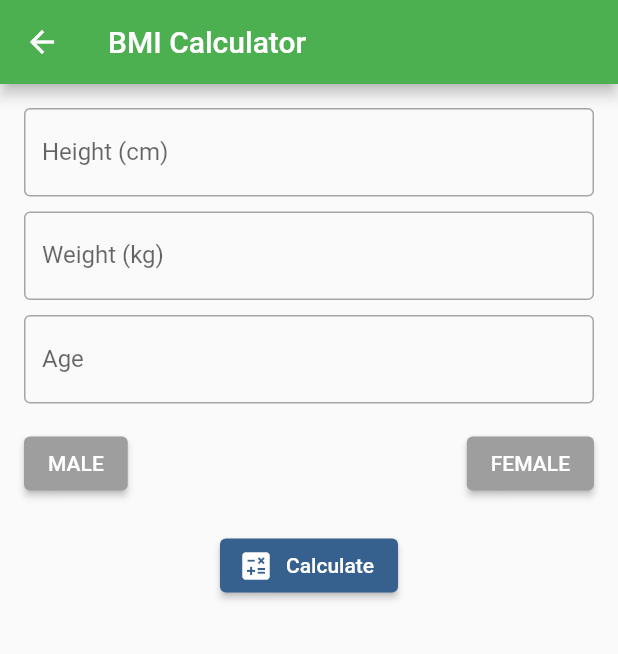
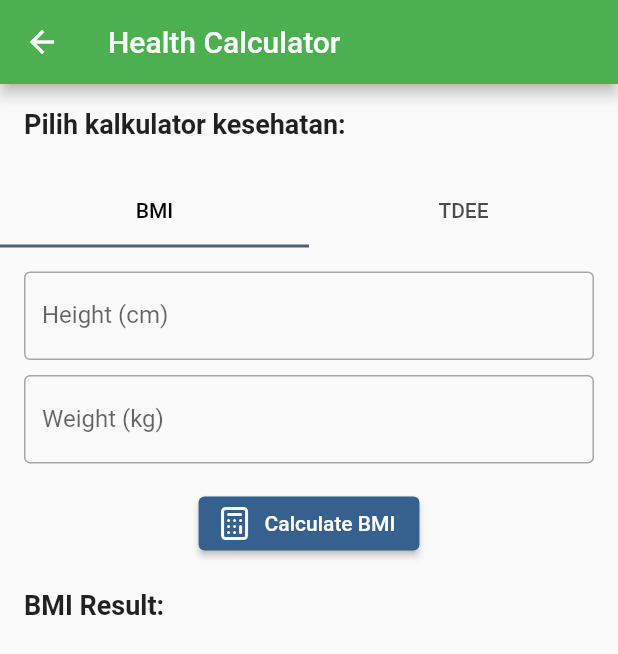
Before and after one commit to myuda21/bettereats_mobile, a Flutter app: the CalculatorScreen screen opened by its route, on a phone screen of 412 x 824 dp. Shown: the top 654 px of the screen. Run offline on Flutter 3.47's test engine with Material 3 defaults, Android fonts, the light colour scheme and no system bars; our stand-ins replace get, lucide_icons.

Commit message:
feat: fix calculator screen

```diff
--- a/lib/module/calculator/calculator_controller.dart
+++ b/lib/module/calculator/calculator_controller.dart
@@ -1,11 +1,20 @@
 import 'package:flutter/material.dart';
+import 'package:get/get.dart';
+
+import 'package:flutter/material.dart';
+import 'package:get/get.dart';
+
 import 'package:get/get.dart';
 
 class CalculatorController extends GetxController {
   var height = ''.obs;
   var weight = ''.obs;
   var age = ''.obs;
-  var gender = ''.obs;
+  var gender = 'Male'.obs;
+  var activityLevel = '1.2'.obs;
+
+  var bmiResult = ''.obs;
+  var tdeeResult = ''.obs;
 
   void calculateBMI() {
     double h = double.tryParse(height.value) ?? 0;
@@ -13,9 +22,31 @@ class CalculatorController extends GetxController {
 
     if (h > 0 && w > 0) {
       double bmi = w / ((h / 100) * (h / 100));
-      print("BMI: ${bmi.toStringAsFixed(2)}");
+      bmiResult.value = bmi.toStringAsFixed(2);
     } else {
-      print("Please enter valid height and weight");
+      bmiResult.value = "Invalid input";
+    }
+  }
+
+  void calculateTDEE() {
+    double w = double.tryParse(weight.value) ?? 0;
+    double h = double.tryParse(height.value) ?? 0;
+    int a = int.tryParse(age.value) ?? 0;
+    double activity = double.tryParse(activityLevel.value) ?? 1.2;
+
+    if (w > 0 && h > 0 && a > 0) {
+      double bmr;
+
+      if (gender.value == 'Male') {
+        bmr = 88.36 + (13.4 * w) + (4.8 * h) - (5.7 * a);
+      } else {
+        bmr = 447.6 + (9.2 * w) + (3.1 * h) - (4.3 * a);
+      }
+
+      double tdee = bmr * activity;
+      tdeeResult.value = tdee.toStringAsFixed(2);
+    } else {
+      tdeeResult.value = "Invalid input";
     }
   }
 }
--- a/lib/module/calculator/calculator_screen.dart
+++ b/lib/module/calculator/calculator_screen.dart
@@ -1,76 +1,53 @@
 import 'package:bettereats_mobile/module/calculator/calculator_controller.dart';
+import 'package:bettereats_mobile/module/calculator/widget/bmi_calculator.dart';
+import 'package:bettereats_mobile/module/calculator/widget/tdee_calculator.dart';
 import 'package:flutter/material.dart';
 import 'package:get/get.dart';
-import 'package:get/get_state_manager/src/simple/get_view.dart';
 
 class CalculatorScreen extends GetView<CalculatorController> {
   const CalculatorScreen({super.key});
 
   @override
   Widget build(BuildContext context) {
-    return Scaffold(
-      appBar: AppBar(title: const Text("BMI Calculator"), backgroundColor: Colors.green,),
-      body: Padding(
-        padding: const EdgeInsets.all(16.0),
-        child: Column(
+    return DefaultTabController(
+      length: 2,
+      child: Scaffold(
+        appBar: AppBar(
+          title: const Text("Health Calculator"),
+          backgroundColor: Colors.green,
+        ),
+        body: Column(
           crossAxisAlignment: CrossAxisAlignment.start,
           children: [
-            TextField(
-              decoration: InputDecoration(
-                labelText: "Height (cm)",
-                border: OutlineInputBorder(),
+            // 🟢 Tambahkan elemen sebelum TabBar
+            Padding(
+              padding: const EdgeInsets.all(16.0),
+              child: Column(
+                crossAxisAlignment: CrossAxisAlignment.start,
+                children: [
+                  const Text(
+                    "Pilih kalkulator kesehatan:",
+                    style: TextStyle(fontSize: 18, fontWeight: FontWeight.bold),
+                  ),
+                  const SizedBox(height: 8),
+                ],
               ),
-              keyboardType: TextInputType.number,
-              onChanged: (value) => controller.height.value = value,
             ),
-            const SizedBox(height: 10),
-            TextField(
-              decoration: InputDecoration(
-                labelText: "Weight (kg)",
-                border: OutlineInputBorder(),
-              ),
-              keyboardType: TextInputType.number,
-              onChanged: (value) => controller.weight.value = value,
+
+            const TabBar(
+              labelColor: Colors.black,
+              tabs: [
+                Tab(text: "BMI", ),
+                Tab(text: "TDEE"),
+              ],
             ),
-            const SizedBox(height: 10),
-            TextField(
-              decoration: InputDecoration(
-                labelText: "Age",
-                border: OutlineInputBorder(),
-              ),
-              keyboardType: TextInputType.number,
-              onChanged: (value) => controller.age.value = value,
-            ),
-            const SizedBox(height: 16),
-            Obx(() => Row(
-              mainAxisAlignment: MainAxisAlignment.spaceBetween,
-              children: [
-                ElevatedButton(
-                  onPressed: () => controller.gender.value = 'Male',
-                  style: ElevatedButton.styleFrom(
-                    backgroundColor: controller.gender.value == 'Male'
-                        ? Colors.green
-                        : Colors.grey,
-                  ),
-                  child: const Text("MALE"),
-                ),
-                ElevatedButton(
-                  onPressed: () => controller.gender.value = 'Female',
-                  style: ElevatedButton.styleFrom(
-                    backgroundColor: controller.gender.value == 'Female'
-                        ? Colors.green
-                        : Colors.grey,
-                  ),
-                  child: const Text("FEMALE"),
-                ),
-              ],
-            )),
-            const SizedBox(height: 20),
-            Center(
-              child: ElevatedButton.icon(
-                onPressed: controller.calculateBMI,
-                icon: const Icon(Icons.calculate),
-                label: const Text("Calculate"),
+
+            Expanded(
+              child: const TabBarView(
+                children: [
+                  BMIScreen(),
+                  TDEEScreen(),
+                ],
               ),
             ),
           ],
```
